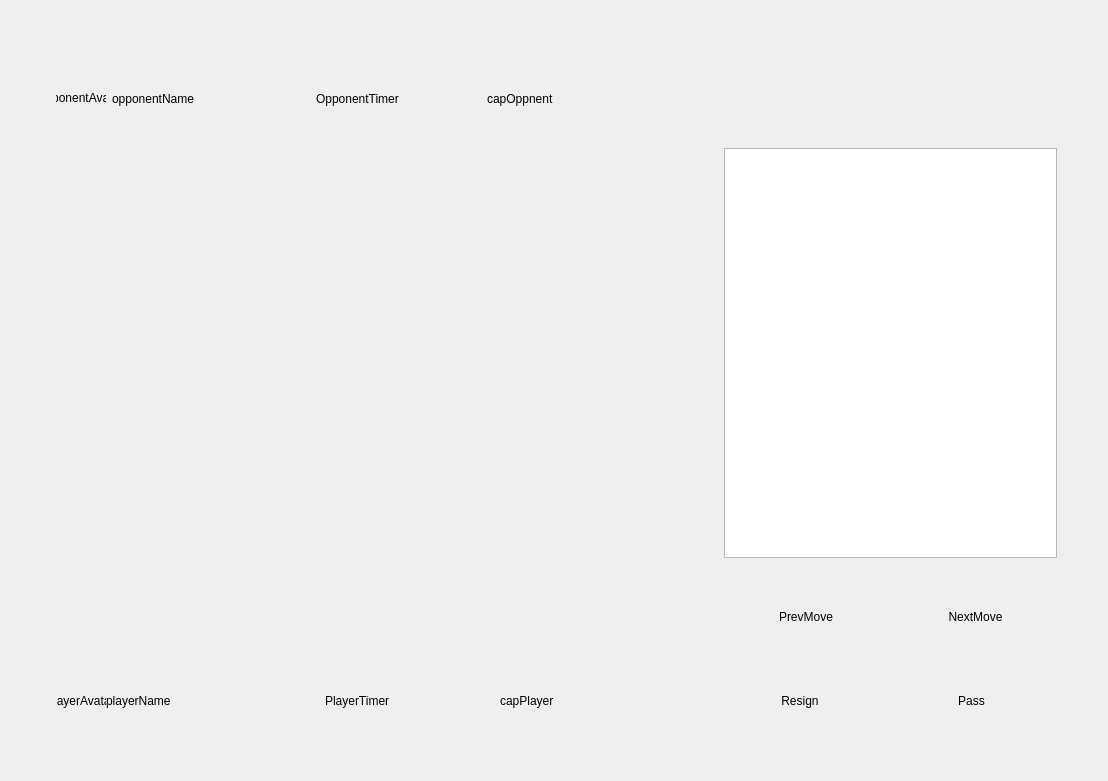
The window that interface/Go_app/ui/game_windowPvP.ui (gZEVI-1/OS_GO) describes before a commit, drawn with Qt 5.
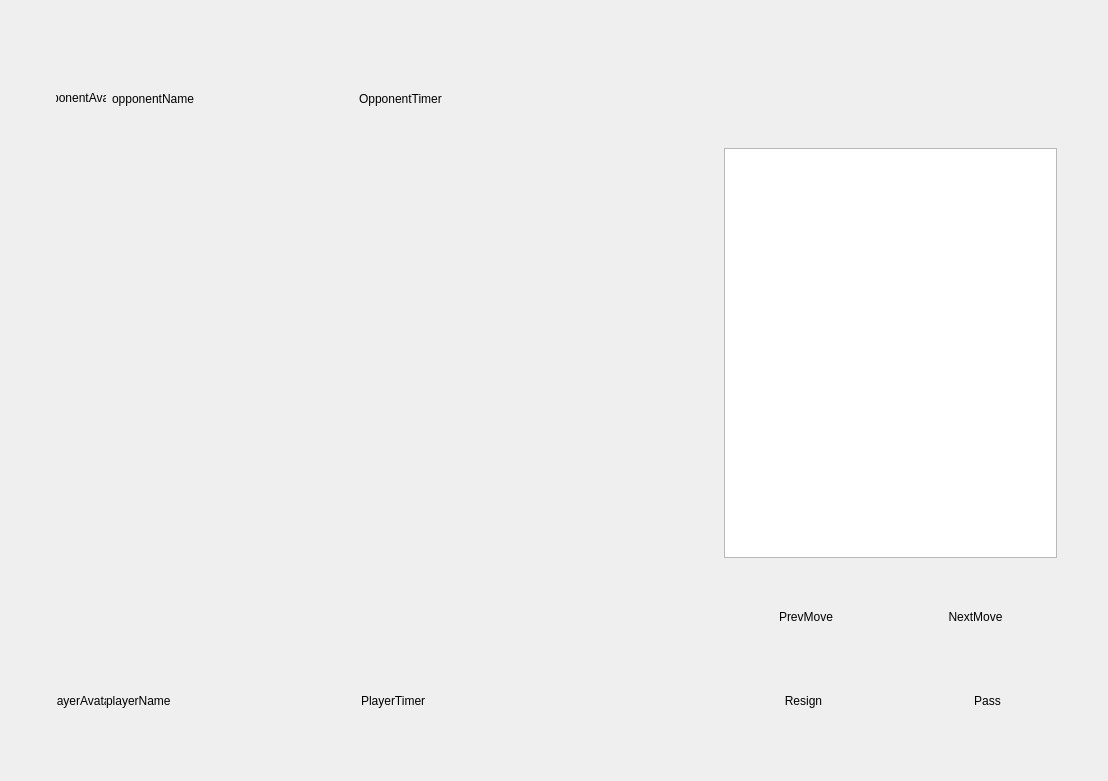
The same window after the commit. Custom widgets are drawn as their Qt base class.

```diff
--- a/interface/Go_app/ui/game_windowPvP.ui
+++ b/interface/Go_app/ui/game_windowPvP.ui
@@ -45,7 +45,7 @@
         </spacer>
        </item>
        <item>
-        <layout class="QHBoxLayout" name="horizontalLayout" stretch="2,3,7,1,5,1">
+        <layout class="QHBoxLayout" name="horizontalLayout" stretch="2,3,7,1,5">
          <item>
           <widget class="QPushButton" name="opponentAvatar">
            <property name="styleSheet">
@@ -105,13 +105,6 @@
            </property>
           </spacer>
          </item>
-         <item>
-          <widget class="QLabel" name="capturedBToppnent">
-           <property name="text">
-            <string>capOppnent</string>
-           </property>
-          </widget>
-         </item>
         </layout>
        </item>
        <item>
@@ -277,7 +270,7 @@
         </spacer>
        </item>
        <item>
-        <layout class="QHBoxLayout" name="horizontalLayout_2" stretch="2,3,7,1,5,1">
+        <layout class="QHBoxLayout" name="horizontalLayout_2" stretch="2,3,7,1,5">
          <item>
           <widget class="QPushButton" name="playerAvatar">
            <property name="styleSheet">
@@ -337,17 +330,10 @@
            </property>
           </spacer>
          </item>
-         <item>
-          <widget class="QLabel" name="capturedBTplayer">
-           <property name="text">
-            <string>capPlayer</string>
-           </property>
-          </widget>
-         </item>
         </layout>
        </item>
        <item>
-        <layout class="QHBoxLayout" name="horizontalLayout_9" stretch="5,12">
+        <layout class="QHBoxLayout" name="horizontalLayout_9" stretch="6,14">
          <item>
           <spacer name="horizontalSpacer_10">
            <property name="orientation">
@@ -362,7 +348,7 @@
           </spacer>
          </item>
          <item>
-          <layout class="QHBoxLayout" name="horizontalLayout_3" stretch="2,2,0">
+          <layout class="QHBoxLayout" name="horizontalLayout_3" stretch="15,1,15,2">
            <item>
             <widget class="QPushButton" name="buttonResign">
              <property name="styleSheet">
@@ -380,6 +366,19 @@
              </property>
             </widget>
            </item>
+           <item>
+            <spacer name="horizontalSpacer_13">
+             <property name="orientation">
+              <enum>Qt::Orientation::Horizontal</enum>
+             </property>
+             <property name="sizeHint" stdset="0">
+              <size>
+               <width>40</width>
+               <height>20</height>
+              </size>
+             </property>
+            </spacer>
+           </item>
            <item>
             <widget class="QPushButton" name="buttonPass">
              <property name="styleSheet">
```
